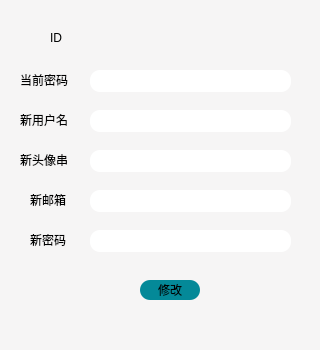
pechpo/What-s-up, file client/ui/settings.ui: the form before one commit.
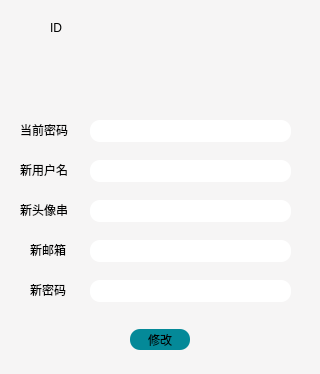
The form after the commit.

```diff
--- a/client/ui/settings.ui
+++ b/client/ui/settings.ui
@@ -7,7 +7,7 @@
     <x>0</x>
     <y>0</y>
     <width>320</width>
-    <height>350</height>
+    <height>374</height>
    </rect>
   </property>
   <property name="windowTitle">
@@ -20,7 +20,7 @@
    <property name="geometry">
     <rect>
      <x>50</x>
-     <y>30</y>
+     <y>20</y>
      <width>91</width>
      <height>16</height>
     </rect>
@@ -33,7 +33,7 @@
    <property name="geometry">
     <rect>
      <x>20</x>
-     <y>110</y>
+     <y>160</y>
      <width>61</width>
      <height>20</height>
     </rect>
@@ -46,7 +46,7 @@
    <property name="geometry">
     <rect>
      <x>30</x>
-     <y>230</y>
+     <y>280</y>
      <width>61</width>
      <height>20</height>
     </rect>
@@ -59,7 +59,7 @@
    <property name="geometry">
     <rect>
      <x>20</x>
-     <y>70</y>
+     <y>120</y>
      <width>61</width>
      <height>20</height>
     </rect>
@@ -72,7 +72,7 @@
    <property name="geometry">
     <rect>
      <x>90</x>
-     <y>70</y>
+     <y>120</y>
      <width>201</width>
      <height>22</height>
     </rect>
@@ -89,7 +89,7 @@
    <property name="geometry">
     <rect>
      <x>90</x>
-     <y>110</y>
+     <y>160</y>
      <width>201</width>
      <height>22</height>
     </rect>
@@ -103,7 +103,7 @@
    <property name="geometry">
     <rect>
      <x>90</x>
-     <y>230</y>
+     <y>280</y>
      <width>201</width>
      <height>22</height>
     </rect>
@@ -120,7 +120,7 @@
    <property name="geometry">
     <rect>
      <x>20</x>
-     <y>150</y>
+     <y>200</y>
      <width>61</width>
      <height>20</height>
     </rect>
@@ -133,7 +133,7 @@
    <property name="geometry">
     <rect>
      <x>90</x>
-     <y>150</y>
+     <y>200</y>
      <width>201</width>
      <height>22</height>
     </rect>
@@ -149,10 +149,10 @@
   <widget class="QPushButton" name="pushButton">
    <property name="geometry">
     <rect>
-     <x>140</x>
-     <y>280</y>
+     <x>130</x>
+     <y>329</y>
      <width>60</width>
-     <height>20</height>
+     <height>21</height>
     </rect>
    </property>
    <property name="styleSheet">
@@ -167,7 +167,7 @@
    <property name="geometry">
     <rect>
      <x>90</x>
-     <y>190</y>
+     <y>240</y>
      <width>201</width>
      <height>22</height>
     </rect>
@@ -181,7 +181,7 @@
    <property name="geometry">
     <rect>
      <x>30</x>
-     <y>190</y>
+     <y>240</y>
      <width>51</width>
      <height>20</height>
     </rect>
@@ -190,6 +190,16 @@
     <string>新邮箱</string>
    </property>
   </widget>
+  <widget class="QWidget" name="widget" native="true">
+   <property name="geometry">
+    <rect>
+     <x>50</x>
+     <y>50</y>
+     <width>200</width>
+     <height>50</height>
+    </rect>
+   </property>
+  </widget>
  </widget>
  <resources/>
  <connections/>
```
